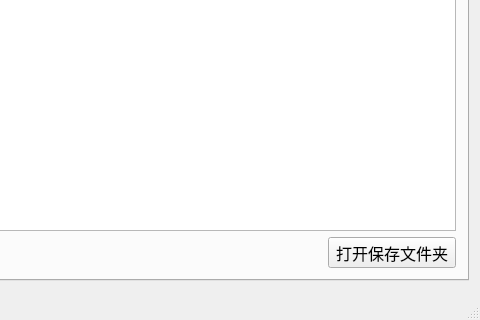
taseikyo/PyQt5-Apps, file missevan-kit/missevan-kit/mwin.ui: the form before one commit; both pictures show x 195 to 675 and y 220 to 540 of the 675 by 540 pixel window.
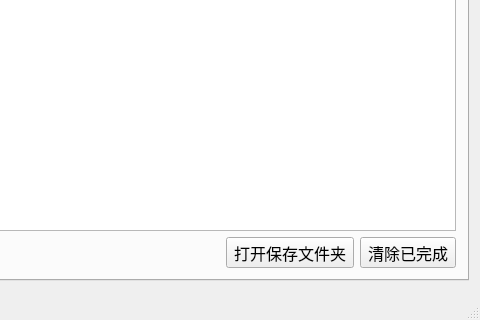
The form after the commit. The open tabs and pages were chosen to show the change. Icons and pictures are not drawn.

Commit message: bugfix && replace format with f-string

Patch:
```diff
--- a/missevan-kit/missevan-kit/mwin.ui
+++ b/missevan-kit/missevan-kit/mwin.ui
@@ -323,6 +323,13 @@
             </property>
            </widget>
           </item>
+          <item>
+           <widget class="QToolButton" name="clearBtn">
+            <property name="text">
+             <string>清除已完成</string>
+            </property>
+           </widget>
+          </item>
          </layout>
         </item>
        </layout>
```
Left out of the diff: 14 changed lines with no effect on the pictures. The commit also changes 2 other files.
